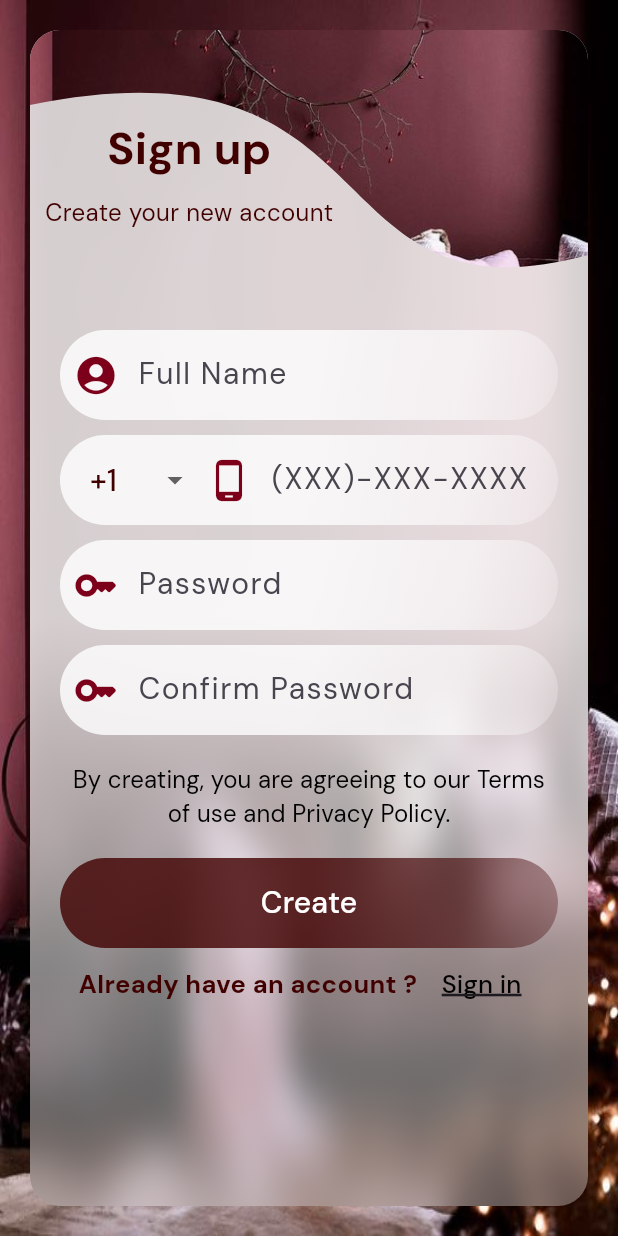
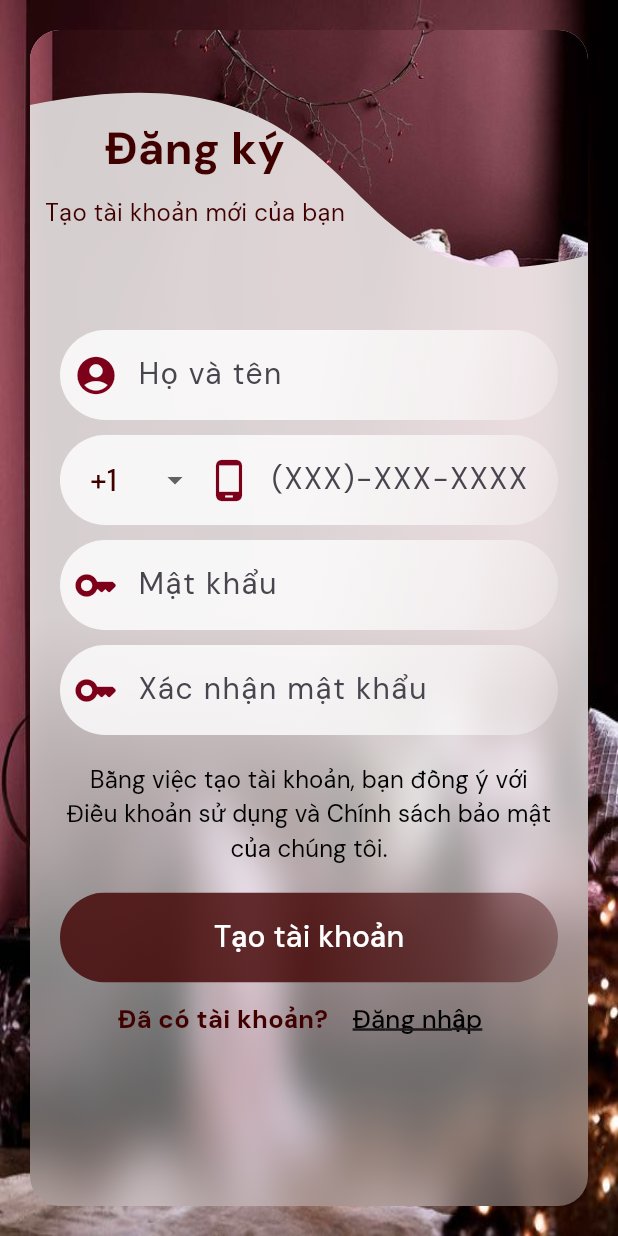
Before and after one commit to LeKNhat02/furniture_fe, a Flutter app: the Register screen opened directly, on a phone screen of 412 x 824 dp. Run offline on Flutter 3.47's test engine with Material 3 defaults, Android fonts, the phone set to English and light mode, and no system bars; drawn by our look-alikes of glassmorphism; our stand-ins replace auto_size_text, badges, carousel_slider, dio, equatable, flutter_dotenv and 6 more; missing offline and left inert: barcode; accounts and stored records are empty; network calls fail.

Commit message:
update file cart, favo, home, login, order, product_detail, regis, setting

```diff
--- a/lib/screens/favorite.dart
+++ b/lib/screens/favorite.dart
@@ -40,7 +40,7 @@ class _FavoritePageState extends State<FavoritePage> {
           color: Colors.black,
         ),
         title: const AutoSizeText(
-          'Favorite',
+          'Yêu thích',
           maxFontSize: 17,
           minFontSize: 12,
           style: TextStyle(
--- a/lib/screens/login.dart
+++ b/lib/screens/login.dart
@@ -69,7 +69,14 @@ class _LoginState extends State<Login> {
 
       final api = ApiService();
       final SharedPreferences prefs = await SharedPreferences.getInstance();
-      final token = await api.login(phone: phoneController.text, password: passwordController.text);
+
+      // Fix phone format: remove leading 0 if country code is selected
+      String phoneNumber = phoneController.text.trim();
+      if (phoneNumber.startsWith('0')) {
+        phoneNumber = phoneNumber.substring(1); // Remove leading 0
+      }
+
+      final token = await api.login(phone: currentPhoneNumber.value + phoneNumber, password: passwordController.text);
       if (token != null) {
         prefs.setString('AUTH_TOKEN', token);
         api.setToken(token);
@@ -89,7 +96,7 @@ class _LoginState extends State<Login> {
               children: [
                 Image(image: AssetImage("assets/icons/success.png"), width: 60),
                 SizedBox(height: 20),
-                Text("Login successfully", style: TextStyle(color: Colors.white, fontSize: 18)),
+                Text("Đăng nhập thành công", style: TextStyle(color: Colors.white, fontSize: 18)),
                 SizedBox(height: 20),
               ],
             ),
@@ -114,7 +121,7 @@ class _LoginState extends State<Login> {
               children: [
                 const Image(image: AssetImage("assets/icons/cancel.png"), width: 60),
                 const SizedBox(height: 20),
-                Text("Login failed: ${error.toString()}", style: const TextStyle(color: Colors.white, fontSize: 16)),
+                Text("Đăng nhập thất bại: ${error.toString()}", style: const TextStyle(color: Colors.white, fontSize: 16)),
                 const SizedBox(height: 20),
                 ElevatedButton(
                   style: ButtonStyle(backgroundColor: WidgetStateProperty.all<Color>(const Color(0xffecd8e0))),
@@ -151,8 +158,8 @@ class _LoginState extends State<Login> {
   Widget build(BuildContext context) {
 
     List<String> errorMessage = [
-      "Phone is only ${currentPhoneNumber.digit} number and not empty",
-      'Password must least 8 digit and not empty',
+      "Số điện thoại phải có đúng ${currentPhoneNumber.digit} chữ số",
+      'Mật khẩu phải có ít nhất 8 ký tự',
     ];
 
     return Scaffold(
@@ -213,7 +220,7 @@ class _LoginState extends State<Login> {
                       ),
                     ),
                     const Text(
-                      "Welcom back",
+                      "Chào mừng trở lại",
                       style: TextStyle(
                           color: Color(0xff410000),
                           fontSize: 30,
@@ -223,7 +230,7 @@ class _LoginState extends State<Login> {
                       height: 5,
                     ),
                     const Text(
-                      "Login to your account",
+                      "Đăng nhập vào tài khoản của bạn",
                       style: TextStyle(
                         color: Color(0xff410000),
                         fontSize: 16,
@@ -403,7 +410,7 @@ class _LoginState extends State<Login> {
                         obscureText: passwordVisible,
                         controller: passwordController,
                         decoration: InputDecoration(
-                          hintText: 'Password',
+                          hintText: 'Mật khẩu',
                           prefixIcon: const Icon(
                             Icons.key_outlined,
                             color: Color(0xff7c0019),
@@ -449,7 +456,7 @@ class _LoginState extends State<Login> {
                       child: TextButton(
                           onPressed: () {},
                           child: const Text(
-                            "Forget Password ?",
+                            "Quên mật khẩu?",
                             style: TextStyle(
                                 color: Color(0xff410000),
                                 fontStyle: FontStyle.italic,
@@ -495,7 +502,7 @@ class _LoginState extends State<Login> {
                         child: MaterialButton(
                           minWidth: double.infinity,
                           child: const Text(
-                            'Login',
+                            'Đăng nhập',
                             style: TextStyle(fontSize: 20, color: Colors.white),
                           ),
                           onPressed: () {
@@ -508,7 +515,7 @@ class _LoginState extends State<Login> {
                       mainAxisAlignment: MainAxisAlignment.center,
                       children: [
                         const Text(
-                          "Don't have account ?",
+                          "Chưa có tài khoản?",
                           style: TextStyle(
                               color: Color(0xff410000),
                               fontSize: 17,
@@ -524,7 +531,7 @@ class _LoginState extends State<Login> {
                             });
                           },
                           child: const Text(
-                            "Sign up",
+                            "Đăng ký",
                             style: TextStyle(
                                 color: Colors.black,
                                 fontSize: 17,
--- a/lib/screens/order.dart
+++ b/lib/screens/order.dart
@@ -86,9 +86,9 @@ class _OrderPageState extends State<OrderPage> {
                 fontWeight: FontWeight.bold,
               ),
               tabs: const [
-                Tab(text: 'Checking',),
-                Tab(text: 'Delivering',),
-                Tab(text: 'Complete'),
+                Tab(text: 'Đang kiểm tra',),
+                Tab(text: 'Đang giao',),
+                Tab(text: 'Hoàn thành'),
               ],
             ), // Tab
           ),
--- a/lib/screens/register.dart
+++ b/lib/screens/register.dart
@@ -79,7 +79,7 @@ class _RegisterState extends State<Register> {
               children: [
                 Image(image: AssetImage("assets/icons/success.png"), width: 60),
                 SizedBox(height: 20),
-                Text("Register successfully", style: TextStyle(color: Colors.white, fontSize: 18)),
+                Text("Đăng ký thành công", style: TextStyle(color: Colors.white, fontSize: 18)),
                 SizedBox(height: 20),
               ],
             ),
@@ -104,7 +104,7 @@ class _RegisterState extends State<Register> {
               children: [
                 const Image(image: AssetImage("assets/icons/cancel.png"), width: 60),
                 const SizedBox(height: 20),
-                Text("Register failed: ${error.toString()}", style: const TextStyle(color: Colors.white, fontSize: 16)),
+                Text("Đăng ký thất bại: ${error.toString()}", style: const TextStyle(color: Colors.white, fontSize: 16)),
                 const SizedBox(height: 20),
                 ElevatedButton(
                   style: ButtonStyle(backgroundColor: WidgetStateProperty.all<Color>(const Color(0xffecd8e0))),
@@ -167,11 +167,11 @@ class _RegisterState extends State<Register> {
   @override
   Widget build(BuildContext context) {
     List<String> errorMessage = [
-      "Full name is only character and not empty",
-      "Phone is only ${currentPhoneNumber.digit} number and not empty",
-      'Password must least 8 digit and not empty',
-      'Confirm Password must equal to Password and not empty',
-      'Phone is exist',
+      "Họ tên chỉ chứa chữ cái và không được để trống",
+      "Số điện thoại phải có đúng ${currentPhoneNumber.digit} chữ số",
+      'Mật khẩu phải có ít nhất 8 ký tự và không được để trống',
+      'Xác nhận mật khẩu phải khớp với mật khẩu',
+      'Số điện thoại đã tồn tại',
     ];
 
     return Scaffold(
@@ -239,7 +239,7 @@ class _RegisterState extends State<Register> {
                           ),
                           Column(mainAxisSize: MainAxisSize.max, children: [
                             const Text(
-                              "Sign up",
+                              "Đăng ký",
                               style: TextStyle(
                                   color: Color(0xff410000),
                                   fontSize: 30,
@@ -248,7 +248,7 @@ class _RegisterState extends State<Register> {
                             Container(
                               margin: const EdgeInsets.all(10),
                               child: const Text(
-                                "Create your new account",
+                                "Tạo tài khoản mới của bạn",
                                 style: TextStyle(
                                   color: Color(0xff410000),
                                   fontSize: 16,
@@ -317,7 +317,7 @@ class _RegisterState extends State<Register> {
                         controller: userName,
                         keyboardType: TextInputType.text,
                         decoration: const InputDecoration(
-                          hintText: 'Full Name',
+                          hintText: 'Họ và tên',
                           prefixIcon: Icon(
                             Icons.account_circle,
                             color: Color(0xff7c0019),
@@ -532,7 +532,7 @@ class _RegisterState extends State<Register> {
                         controller: password,
                         keyboardType: TextInputType.text,
                         decoration: const InputDecoration(
-                          hintText: "Password",
+                          hintText: "Mật khẩu",
                           prefixIcon: Icon(
                             Icons.key_rounded,
                             color: Color(0xff7c0019),
@@ -614,7 +614,7 @@ class _RegisterState extends State<Register> {
                         controller: confirmPassword,
                         keyboardType: TextInputType.text,
                         decoration: const InputDecoration(
-                          hintText: "Confirm Password",
+                          hintText: "Xác nhận mật khẩu",
                           prefixIcon: Icon(
                             Icons.key_rounded,
                             color: Color(0xff7c0019),
@@ -647,7 +647,7 @@ class _RegisterState extends State<Register> {
                       child: TextButton(
                           onPressed: () {},
                           child: const Text(
-                            "By creating, you are agreeing to our Terms of use and Privacy Policy.",
+                            "Bằng việc tạo tài khoản, bạn đồng ý với Điều khoản sử dụng và Chính sách bảo mật của chúng tôi.",
                             style: TextStyle(
                                 color: Colors.black,
                                 fontWeight: FontWeight.normal,
@@ -692,7 +692,7 @@ class _RegisterState extends State<Register> {
                         child: MaterialButton(
                           minWidth: double.infinity,
                           child: const Text(
-                            'Create',
+                            'Tạo tài khoản',
                             style: TextStyle(fontSize: 20, color: Colors.white),
                           ),
                           onPressed: () {
@@ -705,7 +705,7 @@ class _RegisterState extends State<Register> {
                       mainAxisAlignment: MainAxisAlignment.center,
                       children: [
                         const Text(
-                          "Already have an account ? ",
+                          "Đã có tài khoản? ",
                           style: TextStyle(
                               color: Color(0xff410000),
                               fontSize: 17,
@@ -721,7 +721,7 @@ class _RegisterState extends State<Register> {
                             });
                           },
                           child: const Text(
-                            "Sign in",
+                            "Đăng nhập",
                             style: TextStyle(
                                 color: Colors.black,
                                 fontSize: 17,
--- a/lib/widgets/search.dart
+++ b/lib/widgets/search.dart
@@ -26,7 +26,7 @@ Widget searchField(BuildContext context) {
           children: [
             Container(
               margin: const EdgeInsets.only(left: 10),
-              child:const Text('Search . . .' , style: TextStyle(
+              child:const Text('Tìm kiếm . . .' , style: TextStyle(
                 color: Colors.grey,
               ),),
             ),
```
Also changed, not shown: lib/screens/cart.dart (+5 -5 lines), lib/screens/home.dart (+8 -8 lines), lib/screens/product_detail.dart (+8 -8 lines), lib/screens/setting.dart (+10 -10 lines), lib/services/api_service.dart (+26 -1 lines).
